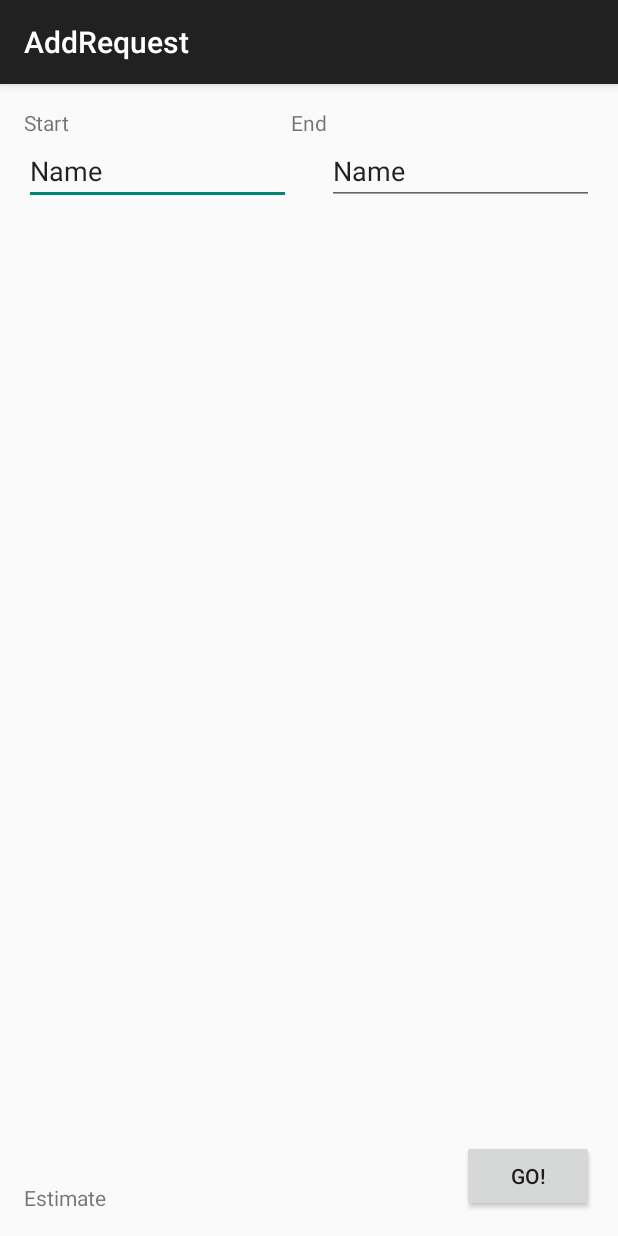
After one commit to erichsueh/CMPUT301F16T03-D01, an Android app: the AddRequest screen opened directly, with no data from a screen before it, on a phone screen of 412 x 824 dp. The commit adds this screen. Run offline under Robolectric (Android 15) with nearby library versions, the phone set to English and light mode, and no system bars.

Commit message:
Added Map for you vinson

```diff
--- a/app/src/main/AndroidManifest.xml
+++ b/app/src/main/AndroidManifest.xml
@@ -29,7 +29,10 @@
         <activity android:name=".ListDriversChoose" />
         <activity android:name=".SearchPage" />
         <activity android:name=".DriverPending" />
-        <activity android:name=".EditProfile"></activity>
+        <activity android:name=".EditProfile" />
+        <activity
+            android:name=".AddRequest"
+            android:label="@string/title_activity_add_request"></activity>
     </application>
 
 </manifest>
--- /dev/null
+++ b/app/src/main/java/com/example/ehsueh/appygolucky/AddRequest.java
@@ -0,0 +1,17 @@
+package com.example.ehsueh.appygolucky;
+
+import android.os.Bundle;
+import android.support.v7.app.ActionBarActivity;
+import android.view.View;
+
+public class AddRequest extends ActionBarActivity {
+
+    @Override
+    protected void onCreate(Bundle savedInstanceState) {
+        super.onCreate(savedInstanceState);
+        setContentView(R.layout.activity_add_request);
+    }
+
+    public void ClickGo(View view) {
+        finish();}
+}
--- a/app/src/main/java/com/example/ehsueh/appygolucky/RiderRequestList.java
+++ b/app/src/main/java/com/example/ehsueh/appygolucky/RiderRequestList.java
@@ -1,7 +1,9 @@
 package com.example.ehsueh.appygolucky;
 
+import android.content.Intent;
 import android.os.Bundle;
 import android.support.v7.app.ActionBarActivity;
+import android.view.View;
 
 /**
  * List: RiderRequestLst
@@ -18,4 +20,10 @@ public class RiderRequestList extends ActionBarActivity {
         setContentView(R.layout.activity_rider_request_list);
     }
 
+    public void AddRequest(View view) {
+        Intent intent = new Intent(this, AddRequest.class);
+        startActivity(intent);}
+
+    public void BackRequest(View view) {
+        finish();}
 }
--- /dev/null
+++ b/app/src/main/res/layout/activity_add_request.xml
@@ -0,0 +1,67 @@
+<?xml version="1.0" encoding="utf-8"?>
+<RelativeLayout xmlns:android="http://schemas.android.com/apk/res/android"
+    xmlns:tools="http://schemas.android.com/tools"
+    android:id="@+id/activity_add_request"
+    android:layout_width="match_parent"
+    android:layout_height="match_parent"
+    android:paddingBottom="@dimen/activity_vertical_margin"
+    android:paddingLeft="@dimen/activity_horizontal_margin"
+    android:paddingRight="@dimen/activity_horizontal_margin"
+    android:paddingTop="@dimen/activity_vertical_margin"
+    tools:context="com.example.ehsueh.appygolucky.AddRequest">
+
+    <TextView
+        android:text="Start"
+        android:layout_width="wrap_content"
+        android:layout_height="wrap_content"
+        android:layout_alignParentTop="true"
+        android:layout_alignParentStart="true"
+        android:id="@+id/textView8" />
+
+    <TextView
+        android:text="End"
+        android:layout_width="wrap_content"
+        android:layout_height="wrap_content"
+        android:layout_alignParentTop="true"
+        android:layout_centerHorizontal="true"
+        android:id="@+id/textView9" />
+
+    <EditText
+        android:layout_width="wrap_content"
+        android:layout_height="wrap_content"
+        android:inputType="textPersonName"
+        android:text="Name"
+        android:ems="10"
+        android:layout_below="@+id/textView8"
+        android:layout_alignParentStart="true"
+        android:id="@+id/editText2"
+        android:layout_toStartOf="@+id/textView9" />
+
+    <EditText
+        android:layout_width="wrap_content"
+        android:layout_height="wrap_content"
+        android:inputType="textPersonName"
+        android:text="Name"
+        android:ems="10"
+        android:id="@+id/editText3"
+        android:layout_below="@+id/textView9"
+        android:layout_toEndOf="@+id/textView9" />
+
+    <TextView
+        android:text="Estimate"
+        android:layout_width="wrap_content"
+        android:layout_height="wrap_content"
+        android:layout_alignParentBottom="true"
+        android:layout_alignParentStart="true"
+        android:id="@+id/textView11" />
+
+    <Button
+        android:text="Go!"
+        android:layout_width="wrap_content"
+        android:layout_height="wrap_content"
+        android:layout_alignParentBottom="true"
+        android:layout_alignParentEnd="true"
+        android:id="@+id/button"
+        android:onClick="ClickGo"/>
+
+</RelativeLayout>
--- a/app/src/main/res/layout/activity_rider_request_list.xml
+++ b/app/src/main/res/layout/activity_rider_request_list.xml
@@ -17,7 +17,8 @@
         android:id="@+id/AddRider"
         android:layout_alignParentBottom="true"
         android:layout_alignParentEnd="true"
-        android:layout_alignParentStart="true" />
+        android:layout_alignParentStart="true"
+        android:onClick="AddRequest"/>
 
     <TextView
         android:text="Rider Requests"
@@ -35,7 +36,8 @@
         android:layout_above="@+id/AddRider"
         android:layout_alignParentStart="true"
         android:id="@+id/BackRiderReq"
-        android:layout_alignParentEnd="true" />
+        android:layout_alignParentEnd="true"
+        android:onClick="BackRequest"/>
 
     <ListView
         android:layout_width="match_parent"
--- a/app/src/main/res/values/strings.xml
+++ b/app/src/main/res/values/strings.xml
@@ -2,4 +2,5 @@
     <string name="app_name">Appy Go Lucky</string>
     <string name="action_settings">Settings</string>
     <string name="title_activity_rider_request_list">RiderRequestList</string>
+    <string name="title_activity_add_request">AddRequest</string>
 </resources>
```
